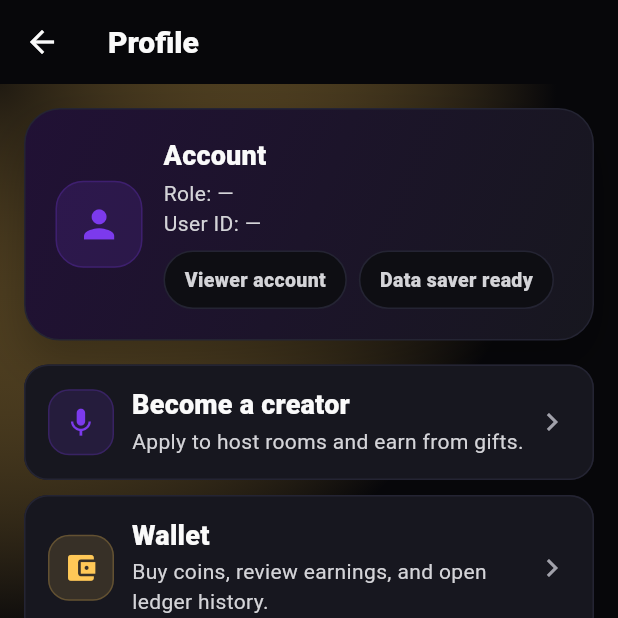
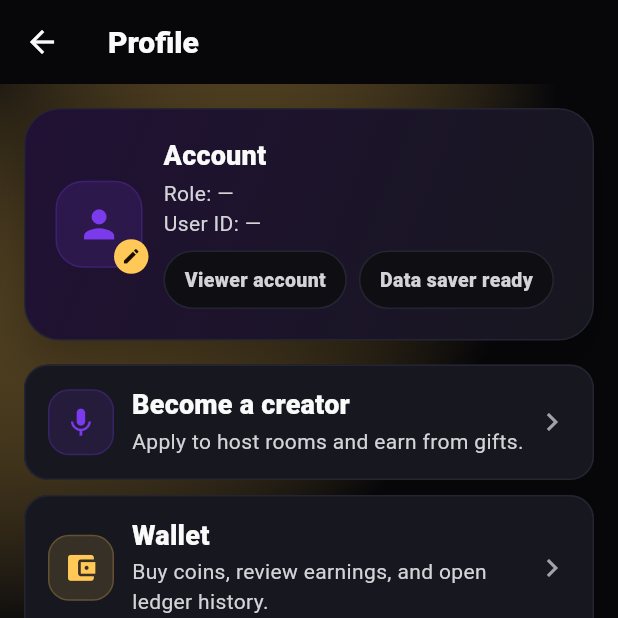
Before and after one commit to Thepluscode/afristage, a Flutter app: the ProfileScreen screen opened directly, on a phone screen of 412 x 824 dp, the top half of it. Run offline on Flutter 3.47's test engine with Material 3 defaults, Android fonts, the phone set to English and light mode, and no system bars; our stand-ins replace flutter_secure_storage, image_picker, socket_io_client; missing offline and left inert: livekit_client; accounts and stored records are empty; network calls fail.

Commit message:
feat(mobile): avatar upload on the profile (presign -> object storage)
Tap the profile avatar to pick an image; the app presigns an upload, PUTs the
file straight to object storage, then saves the returned CDN URL via
PATCH /users/me. The image never goes through the API or DB. Adds image_picker,
a raw ApiClient.putBytes (absolute URL, no auth), and an avatar slot on
AfriProfileHeader (network image + edit affordance + upload spinner).

Verified: mobile analyze clean, tests 7/7, web build ok; live screen-flow
round-trip 4/4 (presign -> PUT -> PATCH -> avatar served from public URL).

Co-Authored-By: Claude Opus 4.8 (1M context) <noreply@anthropic.com>

```diff
--- a/apps/mobile/lib/screens/profile_screen.dart
+++ b/apps/mobile/lib/screens/profile_screen.dart
@@ -1,7 +1,9 @@
 import 'package:flutter/material.dart';
+import 'package:image_picker/image_picker.dart';
 import 'package:provider/provider.dart';
 
 import '../core/afri_theme.dart';
+import '../core/api_client.dart';
 import '../core/app_state.dart';
 import '../widgets/afri_ui.dart';
 import 'beta_accept_screen.dart';
@@ -9,6 +11,14 @@ import 'creator_apply_screen.dart';
 import 'history_screen.dart';
 import 'support_screen.dart';
 import 'wallet_screen.dart';
+
+const _avatarContentTypes = <String, String>{
+  'jpg': 'image/jpeg',
+  'jpeg': 'image/jpeg',
+  'png': 'image/png',
+  'webp': 'image/webp',
+  'gif': 'image/gif',
+};
 
 class ProfileScreen extends StatefulWidget {
   const ProfileScreen({super.key});
@@ -19,6 +29,59 @@ class ProfileScreen extends StatefulWidget {
 
 class _ProfileScreenState extends State<ProfileScreen> {
   bool _dataSaver = false;
+  String? _avatarUrl;
+  bool _uploadingAvatar = false;
+
+  @override
+  void initState() {
+    super.initState();
+    _loadAvatar();
+  }
+
+  Future<void> _loadAvatar() async {
+    try {
+      final me = await context.read<AppState>().api.get('/users/me');
+      final profile = me['profile'] as Map<String, dynamic>?;
+      if (mounted) setState(() => _avatarUrl = profile?['avatarUrl'] as String?);
+    } on ApiException {
+      // non-critical: header just falls back to the default avatar
+    }
+  }
+
+  // Pick -> presign -> PUT straight to object storage -> save the URL on the
+  // profile. The image never passes through the API or the database.
+  Future<void> _changeAvatar() async {
+    final api = context.read<AppState>().api;
+    final messenger = ScaffoldMessenger.of(context);
+    final XFile? picked = await ImagePicker()
+        .pickImage(source: ImageSource.gallery, maxWidth: 1024, imageQuality: 85);
+    if (picked == null) return;
+
+    final ext = picked.name.split('.').last.toLowerCase();
+    final contentType = _avatarContentTypes[ext];
+    if (contentType == null) {
+      messenger.showSnackBar(
+          const SnackBar(content: Text('Pick a JPG, PNG, WebP, or GIF image.')));
+      return;
+    }
+
+    setState(() => _uploadingAvatar = true);
+    try {
+      final bytes = await picked.readAsBytes();
+      final presign = await api
+          .post('/uploads/presign', {'contentType': contentType, 'kind': 'avatar'});
+      await api.putBytes(presign['uploadUrl'] as String, bytes, contentType);
+      final fileUrl = presign['fileUrl'] as String;
+      await api.patch('/users/me', {'avatarUrl': fileUrl});
+      if (mounted) setState(() => _avatarUrl = fileUrl);
+      messenger
+          .showSnackBar(const SnackBar(content: Text('Profile photo updated.')));
+    } on ApiException catch (e) {
+      messenger.showSnackBar(SnackBar(content: Text(e.message)));
+    } finally {
+      if (mounted) setState(() => _uploadingAvatar = false);
+    }
+  }
 
   @override
   Widget build(BuildContext context) {
@@ -34,6 +97,9 @@ class _ProfileScreenState extends State<ProfileScreen> {
           role: state.role,
           userId: state.userId,
           isCreator: state.isCreator,
+          avatarUrl: _avatarUrl,
+          uploading: _uploadingAvatar,
+          onEditAvatar: _changeAvatar,
         ),
         const SizedBox(height: 16),
         AfriActionRow(
--- a/apps/mobile/lib/widgets/afri_ui.dart
+++ b/apps/mobile/lib/widgets/afri_ui.dart
@@ -1098,11 +1098,17 @@ class AfriProfileHeader extends StatelessWidget {
     required this.role,
     required this.userId,
     required this.isCreator,
+    this.avatarUrl,
+    this.onEditAvatar,
+    this.uploading = false,
   });
 
   final String? role;
   final String? userId;
   final bool isCreator;
+  final String? avatarUrl;
+  final VoidCallback? onEditAvatar;
+  final bool uploading;
 
   @override
   Widget build(BuildContext context) {
@@ -1113,8 +1119,8 @@ class AfriProfileHeader extends StatelessWidget {
       colors: const [Color(0xFF211135), Color(0xFF17171F)],
       child: Row(
         children: [
-          const AfriIconBadge(
-              icon: Icons.person, accent: AfriColors.purple, size: 58),
+          _Avatar(
+              url: avatarUrl, onEdit: onEditAvatar, uploading: uploading),
           const SizedBox(width: 14),
           Expanded(
             child: Column(
@@ -1141,6 +1147,59 @@ class AfriProfileHeader extends StatelessWidget {
             ),
           ),
         ],
+      ),
+    );
+  }
+}
+
+class _Avatar extends StatelessWidget {
+  const _Avatar({this.url, this.onEdit, this.uploading = false});
+  final String? url;
+  final VoidCallback? onEdit;
+  final bool uploading;
+
+  @override
+  Widget build(BuildContext context) {
+    const size = 58.0;
+    Widget face;
+    if (uploading) {
+      face = const Center(
+          child: SizedBox(
+              width: 22,
+              height: 22,
+              child: CircularProgressIndicator(strokeWidth: 2, color: AfriColors.gold)));
+    } else if (url != null && url!.isNotEmpty) {
+      face = ClipRRect(
+        borderRadius: BorderRadius.circular(18),
+        child: Image.network(url!, width: size, height: size, fit: BoxFit.cover,
+            errorBuilder: (_, __, ___) =>
+                const AfriIconBadge(icon: Icons.person, accent: AfriColors.purple, size: size)),
+      );
+    } else {
+      face = const AfriIconBadge(icon: Icons.person, accent: AfriColors.purple, size: size);
+    }
+
+    return GestureDetector(
+      onTap: uploading ? null : onEdit,
+      child: SizedBox(
+        width: size,
+        height: size,
+        child: Stack(
+          clipBehavior: Clip.none,
+          children: [
+            SizedBox(width: size, height: size, child: face),
+            if (onEdit != null && !uploading)
+              Positioned(
+                right: -4,
+                bottom: -4,
+                child: Container(
+                  padding: const EdgeInsets.all(5),
+                  decoration: const BoxDecoration(color: AfriColors.gold, shape: BoxShape.circle),
+                  child: const Icon(Icons.edit, size: 13, color: Color(0xFF170B02)),
+                ),
+              ),
+          ],
+        ),
       ),
     );
   }
--- a/apps/mobile/pubspec.yaml
+++ b/apps/mobile/pubspec.yaml
@@ -14,6 +14,7 @@ dependencies:
   socket_io_client: ^2.0.3+1
   flutter_secure_storage: ^9.2.2
   url_launcher: ^6.3.0
+  image_picker: ^1.1.2
   livekit_client: ^2.8.0
 
 dev_dependencies:
```
Also changed, not shown: apps/mobile/lib/core/api_client.dart (+11 -0 lines), apps/mobile/pubspec.lock.
